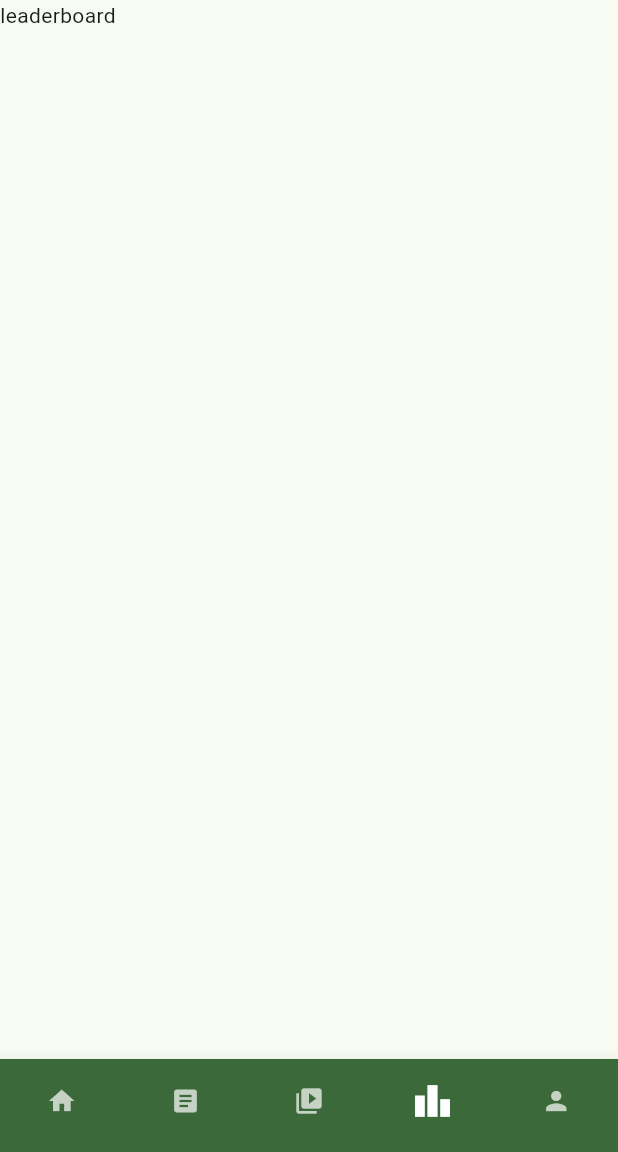
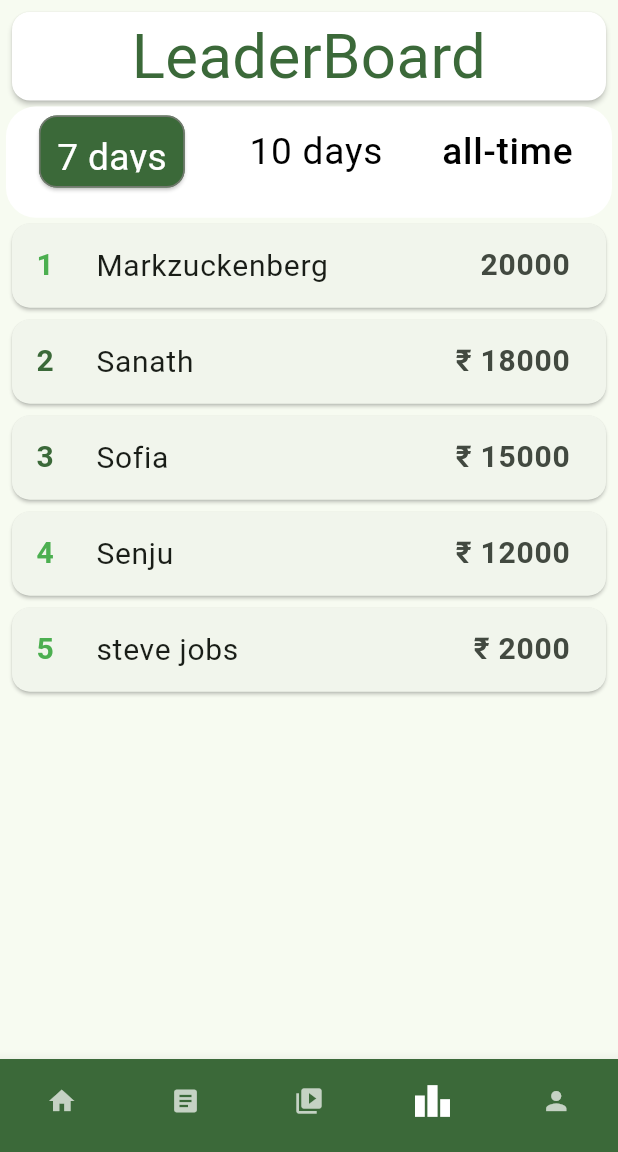
Before and after one commit to RohanArava/ewa, a Flutter app: the screen it shows after launch, item 4 of the bottom bar chosen, on a phone screen of 412 x 824 dp, the part 84-1236 px from its top. Run offline on Flutter 3.47's test engine with Material 2 defaults, Android fonts, the phone set to English and light mode, and no system bars; missing offline and left inert: flutter_swipe_detector.

Commit message:
leader_board commit

```diff
--- a/lib/screens/default.dart
+++ b/lib/screens/default.dart
@@ -1,5 +1,6 @@
 import 'package:ewa/screens/blog.dart';
 import 'package:flutter/material.dart';
+import "./leader_board.dart";
 import 'package:flutter_swipe_detector/flutter_swipe_detector.dart';
 import '../widgets/drawer.dart' as side_drawer;
 import 'home.dart';
@@ -91,10 +92,9 @@ class _DefaultState extends State<Default> {
             ),
           ]),
       body: SizedBox.expand(
-
         child: GestureDetector(
           onHorizontalDragEnd: (details) {
-            if(details.primaryVelocity! < 0) {
+            if (details.primaryVelocity! < 0) {
               print("left");
               setState(() {
                 screen = switch (screen) {
@@ -106,7 +106,7 @@ class _DefaultState extends State<Default> {
                 };
               });
             }
-          if(details.primaryVelocity! > 0) {
+            if (details.primaryVelocity! > 0) {
               print("right");
               setState(() {
                 screen = switch (screen) {
@@ -124,9 +124,13 @@ class _DefaultState extends State<Default> {
                 size: size,
               ),
             Screen.articles => Blogs(),
-            Screen.bits => Container(child: Text("vlogs"),),
-            Screen.leaderboard => Container(child: Text("leaderboard"),),
-            Screen.profile => Container(child: Text("profile"),),
+            Screen.bits => Container(
+                child: Text("vlogs"),
+              ),
+            Screen.leaderboard => leaderboard(size: size),
+            Screen.profile => Container(
+                child: Text("profile"),
+              ),
           },
         ),
       ),
--- /dev/null
+++ b/lib/screens/leader_board.dart
@@ -0,0 +1,185 @@
+import 'package:flutter/material.dart';
+
+class leaderboard extends StatelessWidget {
+  const leaderboard({
+    super.key,
+    required this.size,
+  });
+
+  final Size size;
+
+  @override
+  Widget build(BuildContext context) {
+    return Padding(
+      padding: const EdgeInsets.all(4),
+      child: Column(children: [
+        Card(
+          color: Colors.white,
+          elevation: 1.5,
+          child: Center(
+            child: Text(
+              'LeaderBoard',
+              style: TextStyle(
+                  color: Theme.of(context).primaryColor,
+                  fontSize: size.width * 0.1),
+              textAlign: TextAlign.center,
+            ),
+          ),
+        ),
+        Container(
+          height: size.height * 0.09,
+          width: size.width,
+          padding: EdgeInsets.all(2),
+          decoration: BoxDecoration(
+            color: Colors.white,
+            borderRadius: BorderRadius.circular(20.0),
+            // gradient: LinearGradient(colors: [
+            //   Colors.yellow.shade600,
+            //   Colors.orange,
+            //   Colors.red
+            // ])
+          ),
+          child: ListTile(
+            leading: Card(
+              shape: RoundedRectangleBorder(
+                side: BorderSide(
+                  color: Theme.of(context).colorScheme.outline,
+                ),
+                borderRadius: const BorderRadius.all(Radius.circular(12)),
+              ),
+              color: Theme.of(context).primaryColor,
+              child: Padding(
+                padding:
+                    EdgeInsets.only(top: 10, right: 12, left: 12, bottom: 10),
+                child: InkWell(
+                  onTap: () {},
+                  child: Text('7 days',
+                      style: TextStyle(
+                          fontSize: size.width * 0.06, color: Colors.white)),
+                ),
+              ),
+            ),
+            title: InkWell(
+              onTap: () {},
+              child: Text(
+                '10 days',
+                textAlign: TextAlign.center,
+                style:
+                    TextStyle(fontSize: size.width * 0.06, color: Colors.black),
+              ),
+            ),
+            trailing: InkWell(
+              onTap: () {},
+              child: Text(
+                'all-time',
+                style:
+                    TextStyle(fontSize: size.width * 0.06, color: Colors.black),
+              ),
+            ),
+          ),
+        ),
+        SingleChildScrollView(
+          child: Column(
+            children: [
+              Card(
+                child: ListTile(
+                  leading: Text(
+                    '1',
+                    style: TextStyle(
+                        fontSize: 20,
+                        color: Colors.green,
+                        fontWeight: FontWeight.bold),
+                  ),
+                  title: Text(
+                    'Markzuckenberg',
+                    style: TextStyle(fontSize: 20),
+                  ),
+                  trailing: Text(
+                    '20000',
+                    style: TextStyle(fontSize: 20, fontWeight: FontWeight.bold),
+                  ),
+                ),
+              ),
+              Card(
+                child: ListTile(
+                  leading: Text(
+                    '2',
+                    style: TextStyle(
+                        fontSize: 20,
+                        color: Theme.of(context).primaryColor,
+                        fontWeight: FontWeight.bold),
+                  ),
+                  title: Text(
+                    'Sanath',
+                    style: TextStyle(fontSize: 20),
+                  ),
+                  trailing: Text(
+                    '₹ 18000',
+                    style: TextStyle(fontSize: 20, fontWeight: FontWeight.bold),
+                  ),
+                ),
+              ),
+              Card(
+                child: ListTile(
+                  leading: Text(
+                    '3',
+                    style: TextStyle(
+                        fontSize: 20,
+                        color: Theme.of(context).primaryColor,
+                        fontWeight: FontWeight.bold),
+                  ),
+                  title: Text(
+                    'Sofia',
+                    style: TextStyle(fontSize: 20),
+                  ),
+                  trailing: Text(
+                    '₹ 15000',
+                    style: TextStyle(fontSize: 20, fontWeight: FontWeight.bold),
+                  ),
+                ),
+              ),
+              Card(
+                child: ListTile(
+                  leading: Text(
+                    '4',
+                    style: TextStyle(
+                        fontSize: 20,
+                        color: Colors.green,
+                        fontWeight: FontWeight.bold),
+                  ),
+                  title: Text(
+                    'Senju',
+                    style: TextStyle(fontSize: 20),
+                  ),
+                  trailing: Text(
+                    '₹ 12000',
+                    style: TextStyle(fontSize: 20, fontWeight: FontWeight.bold),
+                  ),
+                ),
+              ),
+              Card(
+                child: ListTile(
+                  leading: Text(
+                    '5',
+                    style: TextStyle(
+                        fontSize: 20,
+                        color: Colors.green,
+                        fontWeight: FontWeight.bold),
+                  ),
+                  title: Text(
+                    'steve jobs',
+                    style: TextStyle(fontSize: 20),
+                  ),
+                  trailing: Text(
+                    '₹ 2000',
+                    style: TextStyle(fontSize: 20, fontWeight: FontWeight.bold),
+                  ),
+                ),
+              )
+            ],
+          ),
+        )
+      ]),
+    );
+  }
+}
```
Lines whose indentation alone changed are shown as unchanged.
